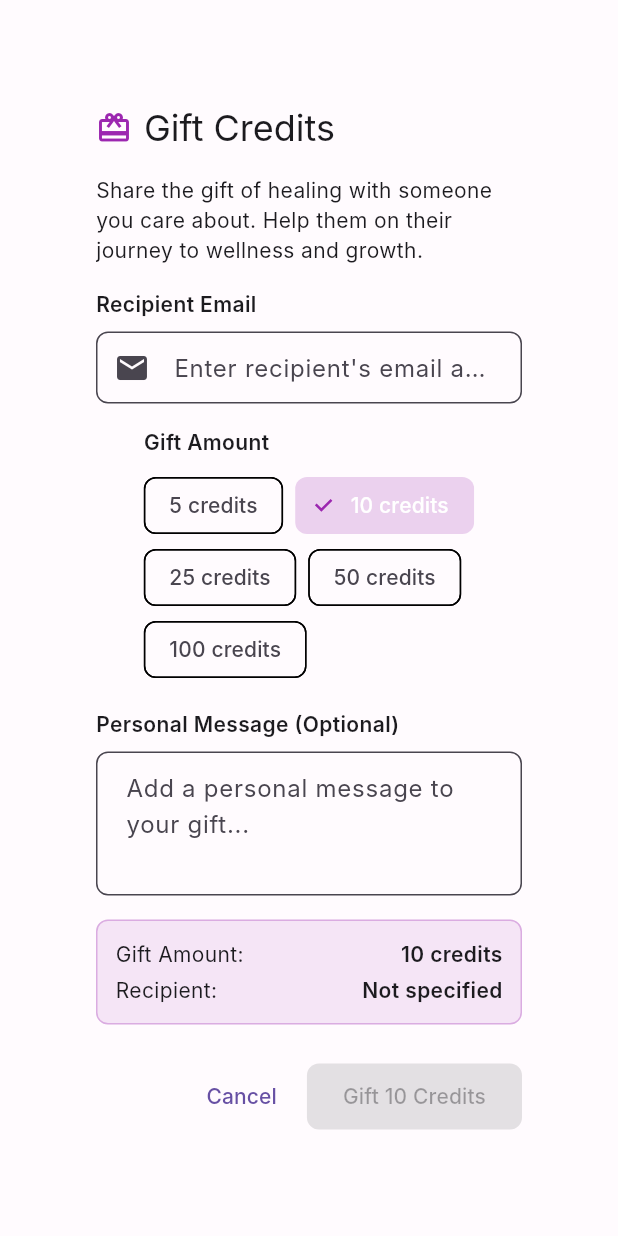
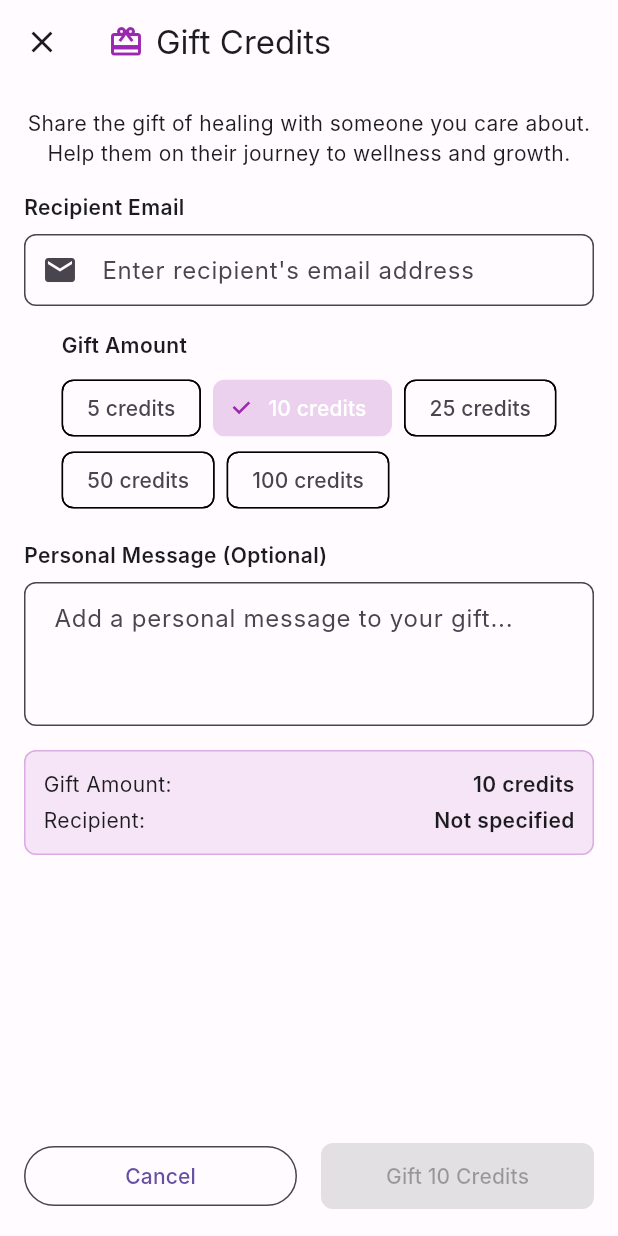
Before and after one commit to kcheath/mindhearth, a Flutter app: the GiftDialog screen opened directly, on a phone screen of 412 x 824 dp. Run offline on Flutter 3.47's test engine with Material 3 defaults, Android fonts, the light colour scheme and no system bars; our stand-ins replace dio, flutter_riverpod, flutter_secure_storage, get_it, go_router, hooks_riverpod and 2 more; accounts and stored records are empty; network calls fail; Roboto replaces fonts that are missing (Inter).

Commit message:
Convert billing dialogs to full screen to prevent overflow
✅ **Fixed Issues:**

**1. Purchase Dialog:**
- Converted from AlertDialog to full screen Scaffold
- Added AppBar with close button and title
- Used SafeArea and SingleChildScrollView to prevent overflow
- Moved action buttons to bottom with proper spacing
- Full screen navigation with MaterialPageRoute

**2. Gift Dialog:**
- Converted from AlertDialog to full screen Scaffold
- Added AppBar with close button and title
- Used SafeArea and SingleChildScrollView to prevent overflow
- Moved action buttons to bottom with proper spacing
- Full screen navigation with MaterialPageRoute

**3. Support Dialog:**
- Converted from AlertDialog to full screen Scaffold
- Added AppBar with close button and title
- Used SafeArea and SingleChildScrollView to prevent overflow
- Moved action buttons to bottom with proper spacing
- Full screen navigation with MaterialPageRoute

**4. Navigation Updates:**
- Updated billing page to use Navigator.push instead of showDialog
- Added fullscreenDialog: true for better UX
- Consistent navigation pattern across all dialogs

**Key Improvements:**
- ✅ No more RenderFlex overflow errors
- ✅ Full screen experience for better usability
- ✅ Scrollable content prevents content cutoff
- ✅ Consistent UI/UX across all billing dialogs
- ✅ Better mobile experience with proper spacing
- ✅ Action buttons always visible at bottom
- ✅ Proper close button in AppBar

**Layout Structure:**
- AppBar with title and close button
- SafeArea for proper screen boundaries
- SingleChildScrollView for scrollable content
- Expanded content area with proper spacing
- Fixed action buttons at bottom
- Consistent padding and margins

The billing system now provides a seamless full-screen experience without any overflow issues.

```diff
--- a/lib/features/billing/presentation/widgets/gift_dialog.dart
+++ b/lib/features/billing/presentation/widgets/gift_dialog.dart
@@ -29,7 +29,8 @@ class _GiftDialogState extends ConsumerState<GiftDialog> {
 
   @override
   Widget build(BuildContext context) {
-    return AlertDialog(
+    return Scaffold(
+      appBar: AppBar(
         title: Row(
           children: [
             Icon(
@@ -40,17 +41,27 @@ class _GiftDialogState extends ConsumerState<GiftDialog> {
             const Text('Gift Credits'),
           ],
         ),
-      content: SizedBox(
-        width: double.maxFinite,
+        leading: IconButton(
+          icon: const Icon(Icons.close),
+          onPressed: () => Navigator.pop(context),
+        ),
+      ),
+      body: SafeArea(
+        child: Padding(
+          padding: const EdgeInsets.all(16),
           child: Column(
-          mainAxisSize: MainAxisSize.min,
             children: [
               const Text(
                 'Share the gift of healing with someone you care about. '
                 'Help them on their journey to wellness and growth.',
                 style: TextStyle(fontSize: 14),
+                textAlign: TextAlign.center,
               ),
               const SizedBox(height: 16),
+              Expanded(
+                child: SingleChildScrollView(
+                  child: Column(
+                    children: [
                       _buildRecipientField(),
                       const SizedBox(height: 16),
                       _buildAmountSelector(),
@@ -61,29 +72,13 @@ class _GiftDialogState extends ConsumerState<GiftDialog> {
                     ],
                   ),
                 ),
-      actions: [
-        TextButton(
-          onPressed: _isProcessing ? null : () => Navigator.pop(context),
-          child: const Text('Cancel'),
               ),
-        ElevatedButton(
-          onPressed: _canGift() ? _processGift : null,
-          style: ElevatedButton.styleFrom(
-            backgroundColor: Colors.purple,
-            foregroundColor: Colors.white,
+              const SizedBox(height: 16),
+              _buildActionButtons(context),
+            ],
           ),
-          child: _isProcessing
-              ? const SizedBox(
-                  width: 16,
-                  height: 16,
-                  child: CircularProgressIndicator(
-                    strokeWidth: 2,
-                    valueColor: AlwaysStoppedAnimation<Color>(Colors.white),
         ),
-                )
-              : Text('Gift $_selectedAmount Credits'),
       ),
-      ],
     );
   }
 
@@ -218,6 +213,39 @@ class _GiftDialogState extends ConsumerState<GiftDialog> {
     );
   }
 
+  Widget _buildActionButtons(BuildContext context) {
+    return Row(
+      children: [
+        Expanded(
+          child: OutlinedButton(
+            onPressed: _isProcessing ? null : () => Navigator.pop(context),
+            child: const Text('Cancel'),
+          ),
+        ),
+        const SizedBox(width: 16),
+        Expanded(
+          child: ElevatedButton(
+            onPressed: _canGift() ? _processGift : null,
+            style: ElevatedButton.styleFrom(
+              backgroundColor: Colors.purple,
+              foregroundColor: Colors.white,
+            ),
+            child: _isProcessing
+                ? const SizedBox(
+                    width: 16,
+                    height: 16,
+                    child: CircularProgressIndicator(
+                      strokeWidth: 2,
+                      valueColor: AlwaysStoppedAnimation<Color>(Colors.white),
+                    ),
+                  )
+                : Text('Gift $_selectedAmount Credits'),
+          ),
+        ),
+      ],
+    );
+  }
+
   bool _canGift() {
     return _recipientController.text.isNotEmpty &&
            _recipientController.text.contains('@') &&
```
Also changed, not shown: lib/features/billing/presentation/pages/billing_page.dart (+18 -9 lines), lib/features/billing/presentation/widgets/purchase_dialog.dart (+46 -18 lines), lib/features/billing/presentation/widgets/support_dialog.dart (+51 -23 lines), 1 other file. Lines whose indentation alone changed are shown as unchanged.
